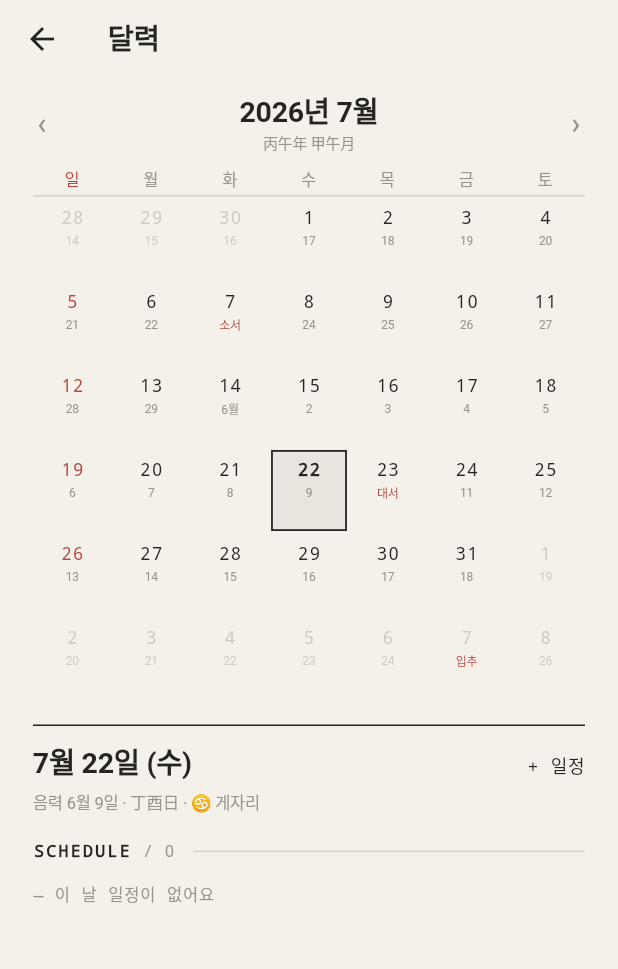
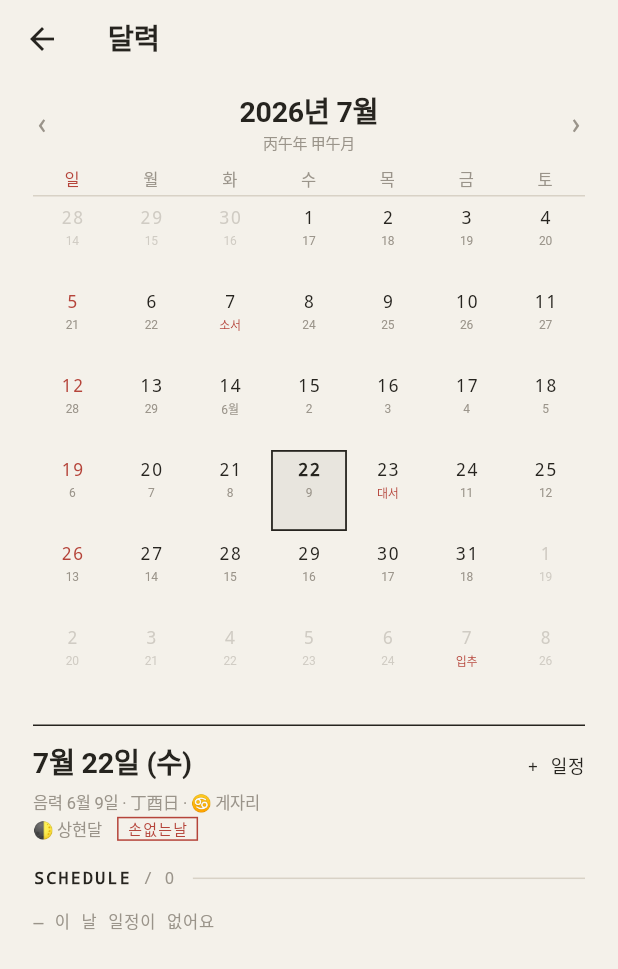
Before and after one commit to miziixx/jigoom, a Flutter app: the CalendarScreen screen opened directly, on a phone screen of 412 x 824 dp. Shown: the top 969 px of the screen. Run offline on Flutter 3.47's test engine with Material 3 defaults, Android fonts, the phone set to English and light mode, and no system bars; our stand-ins replace drift, drift_flutter, file_picker, flutter_colorpicker, flutter_local_notifications, flutter_riverpod and 6 more; missing offline and left inert: dart:html, google_mlkit_text_recognition, home_widget, receive_sharing_intent, shelf_router; accounts and stored records are empty; generated files the repository leaves out were written again; Roboto replaces fonts that are missing (Pretendard).

Commit message:
feat(jigeum): 손없는날·달모양 + 하루/주간 플래너
## 달력 역법 추가
- almanac.dart: isSonEomneunNal(음력 끝자리 9·0), moonEmoji/moonName(음력일 기준 달모양).
- CalendarView 선택일 상세에 달모양 + 손없는날 배지 표시.

## 플래너 (일과 탭 하위)
- daily_plan_view.dart(하루 플랜): 날짜별 핵심 할 일(중요·긴급) + 시간표(일정)
  한 화면. 음력·달모양·손없는날 헤더. 일정 추가·완료 토글은 기존 repo/시트 재활용.
- weekly_plan_view.dart(주간 플랜): 이번 주 7일(일~토) 한눈에. 각 날 요일·날짜·
  음력·달·손없는날 + 일정 목록·완료 토글 + 날짜별 담기(+).
- TimeHub 하위탭에 plan·week 추가(맨 앞 노출), 기본 진입을 plan 으로.
- 음력/일정/매트릭스 데이터·시트 전부 기존 것 재활용(중복 모델 없음).

Co-Authored-By: Claude Opus 4.8 <noreply@anthropic.com>
Claude-Session: https://claude.ai/code/session_0164Lhc95WRCpKJ5HQTWB3RE

```diff
--- a/jigeum/lib/core/almanac.dart
+++ b/jigeum/lib/core/almanac.dart
@@ -289,6 +289,40 @@ String lunarShort(DateTime d) {
   return '${l.day}';
 }
 
+/// 손없는날 — 음력 끝자리가 9 또는 0(9·10·19·20·29·30일). 이사·개업 등 길일 관습.
+bool isSonEomneunNal(DateTime d) {
+  final t = lunarOf(d).day % 10;
+  return t == 9 || t == 0;
+}
+
+/// 달 모양(음력 일 기준 근사) 이모지.
+String moonEmoji(DateTime d) {
+  final day = lunarOf(d).day;
+  if (day <= 1) return '🌑';
+  if (day <= 6) return '🌒';
+  if (day <= 9) return '🌓';
+  if (day <= 13) return '🌔';
+  if (day <= 16) return '🌕';
+  if (day <= 20) return '🌖';
+  if (day <= 23) return '🌗';
+  if (day <= 28) return '🌘';
+  return '🌑';
+}
+
+/// 달 모양 이름(음력 일 기준 근사).
+String moonName(DateTime d) {
+  final day = lunarOf(d).day;
+  if (day <= 1) return '삭(신월)';
+  if (day <= 6) return '초승달';
+  if (day <= 9) return '상현달';
+  if (day <= 13) return '차오르는 달';
+  if (day <= 16) return '보름달';
+  if (day <= 20) return '기우는 달';
+  if (day <= 23) return '하현달';
+  if (day <= 28) return '그믐달';
+  return '그믐';
+}
+
 /// 음력(년·월·일·윤달) → 양력 그레고리 날짜. `lunarOf`를 역스캔한다.
 /// [leap]이 그 해에 없으면 같은 달의 평달로 대체(null 아님). 못 찾으면 null.
 DateTime? solarFromLunar(int year, int month, int day, bool leap) {
--- a/jigeum/lib/features/schedule/calendar_view.dart
+++ b/jigeum/lib/features/schedule/calendar_view.dart
@@ -265,6 +265,25 @@ class _CalendarViewState extends ConsumerState<CalendarView> {
           child: Text(almanacParts.join(' · '),
               style: AppText.metaSans(tk.inkSoft)),
         ),
+        // 달모양 + 손없는날
+        Padding(
+          padding: const EdgeInsets.fromLTRB(kGutter, 2, kGutter, 0),
+          child: Row(
+            children: [
+              Text('${moonEmoji(d)} ${moonName(d)}',
+                  style: AppText.metaSans(tk.inkSoft)),
+              if (isSonEomneunNal(d)) ...[
+                const SizedBox(width: 10),
+                Container(
+                  padding:
+                      const EdgeInsets.symmetric(horizontal: 6, vertical: 2),
+                  decoration: BoxDecoration(border: Border.all(color: tk.mark)),
+                  child: Text('손없는날', style: AppText.chip(tk.mark)),
+                ),
+              ],
+            ],
+          ),
+        ),
         if (term != null)
           Padding(
             padding: const EdgeInsets.fromLTRB(kGutter, 2, kGutter, 0),
```
Also changed, not shown: jigeum/lib/features/schedule/daily_plan_view.dart (added, +183 -0 lines), jigeum/lib/features/schedule/time_hub.dart (+7 -1 lines), jigeum/lib/features/schedule/weekly_plan_view.dart (added, +194 -0 lines).
